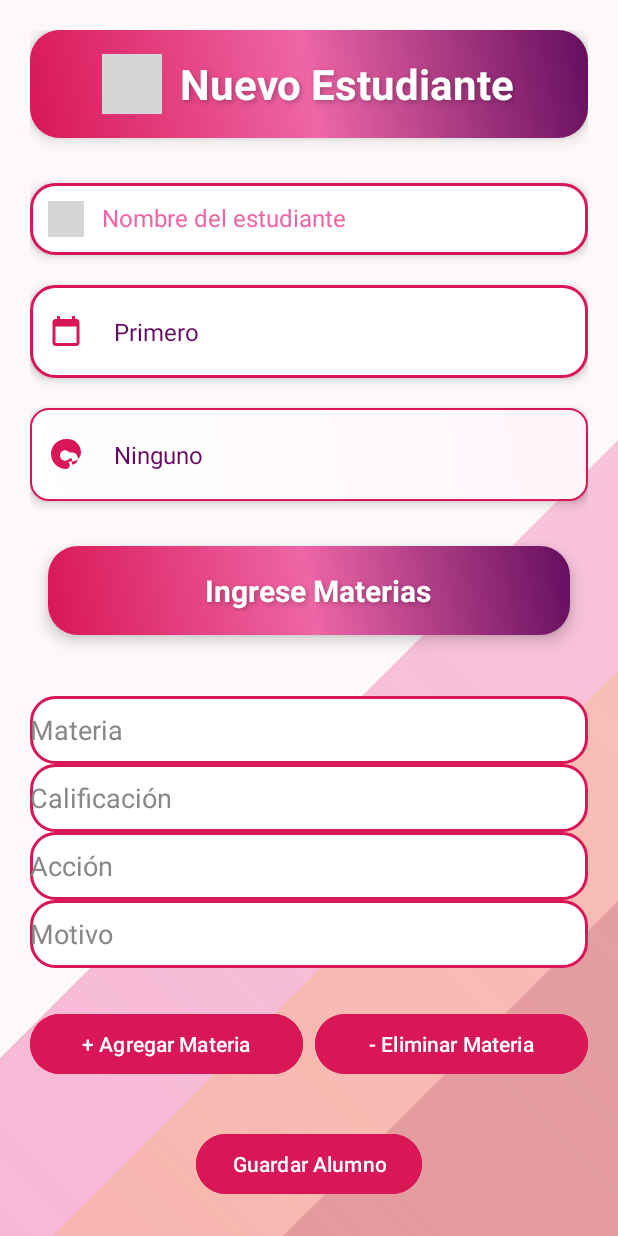
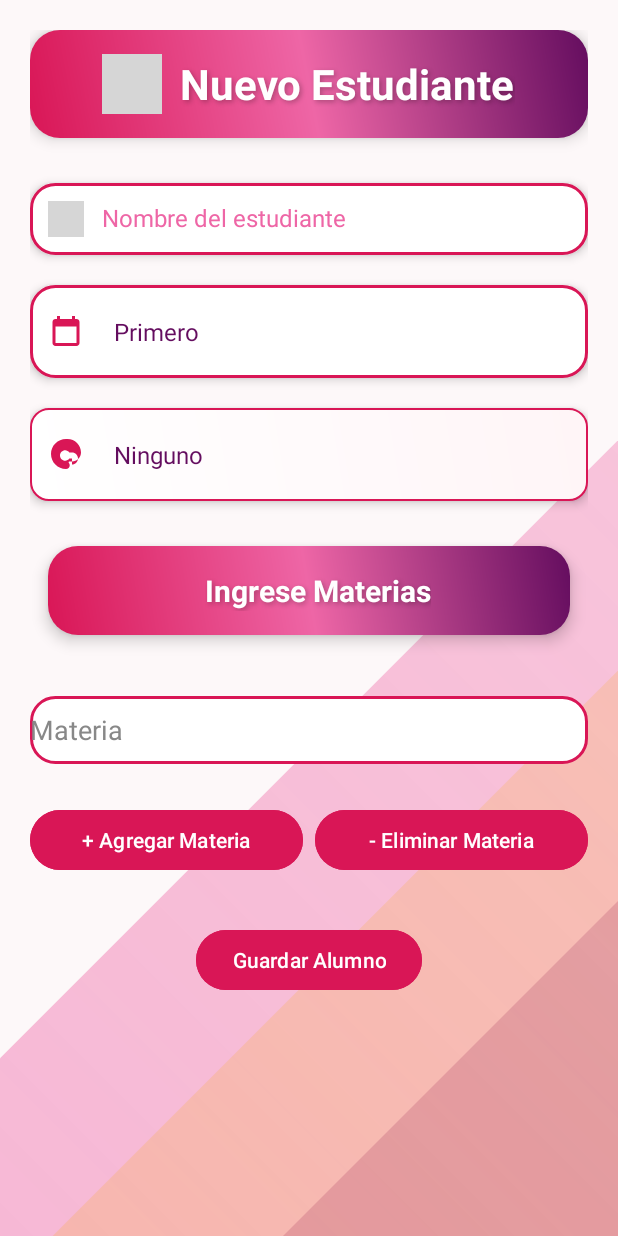
Before and after one commit to CharlyOwo81/MobileAppsFinalProject, an Android app: the AgregarAlumnoActivity screen opened directly, with no data from a screen before it, on a phone screen of 412 x 824 dp. Run offline under Robolectric (Android 15) with nearby library versions, the phone set to English and light mode, and no system bars; our stand-ins replace Firebase (no records; nobody signed in at launch, a user with empty details on screens opened directly); grey boxes are pictures that could not be loaded.

Commit message:
si
xd

Co-Authored-By: PabloGalan13 <159865499+PabloGalan13@users.noreply.github.com>
Co-Authored-By: GAMALIEL ARMENTA PÉREZ <150296234+CharlyOwo81@users.noreply.github.com>

```diff
--- a/app/src/main/java/mx/edu/itson/Mentory/AgregarAlumnoActivity.kt
+++ b/app/src/main/java/mx/edu/itson/Mentory/AgregarAlumnoActivity.kt
@@ -74,32 +74,14 @@ class AgregarAlumnoActivity : AppCompatActivity() {
             setBackgroundResource(R.drawable.edittext_background)
         }
 
-        val calificacion = EditText(this).apply {
-            hint = "Calificación"
-            inputType = android.text.InputType.TYPE_CLASS_NUMBER
-            setTextColor(Color.BLACK)
-            setHintTextColor(Color.GRAY)
-            setBackgroundResource(R.drawable.edittext_background)
-        }
+        // Campos ocultos (no añadidos visualmente)
+        val calificacion = EditText(this)
+        val accion = EditText(this)
+        val motivo = EditText(this)
 
-        val accion = EditText(this).apply {
-            hint = "Acción"
-            setTextColor(Color.BLACK)
-            setHintTextColor(Color.GRAY)
-            setBackgroundResource(R.drawable.edittext_background)
-        }
-
-        val motivo = EditText(this).apply {
-            hint = "Motivo"
-            setTextColor(Color.BLACK)
-            setHintTextColor(Color.GRAY)
-            setBackgroundResource(R.drawable.edittext_background)
-        }
-
+        // Guardamos los campos ocultos como tag
         layoutMateria.addView(nombreMateria)
-        layoutMateria.addView(calificacion)
-        layoutMateria.addView(accion)
-        layoutMateria.addView(motivo)
+        layoutMateria.tag = listOf(calificacion, accion, motivo)
 
         contenedorMaterias.addView(layoutMateria, contenedorMaterias.childCount - 1)
     }
@@ -128,9 +110,11 @@ class AgregarAlumnoActivity : AppCompatActivity() {
             val layout = contenedorMaterias.getChildAt(i) as LinearLayout
 
             val nombreMateria = (layout.getChildAt(0) as EditText).text.toString().trim()
-            val calificacionStr = (layout.getChildAt(1) as EditText).text.toString().trim()
-            val accion = (layout.getChildAt(2) as EditText).text.toString().trim()
-            val motivo = (layout.getChildAt(3) as EditText).text.toString().trim()
+            val (calificacionEditText, accionEditText, motivoEditText) = layout.tag as List<EditText>
+
+            val calificacionStr = calificacionEditText.text.toString().trim()
+            val accion = accionEditText.text.toString().trim()
+            val motivo = motivoEditText.text.toString().trim()
 
             if (nombreMateria.isNotEmpty()) {
                 val calificacion = calificacionStr.toIntOrNull() ?: 0
```
